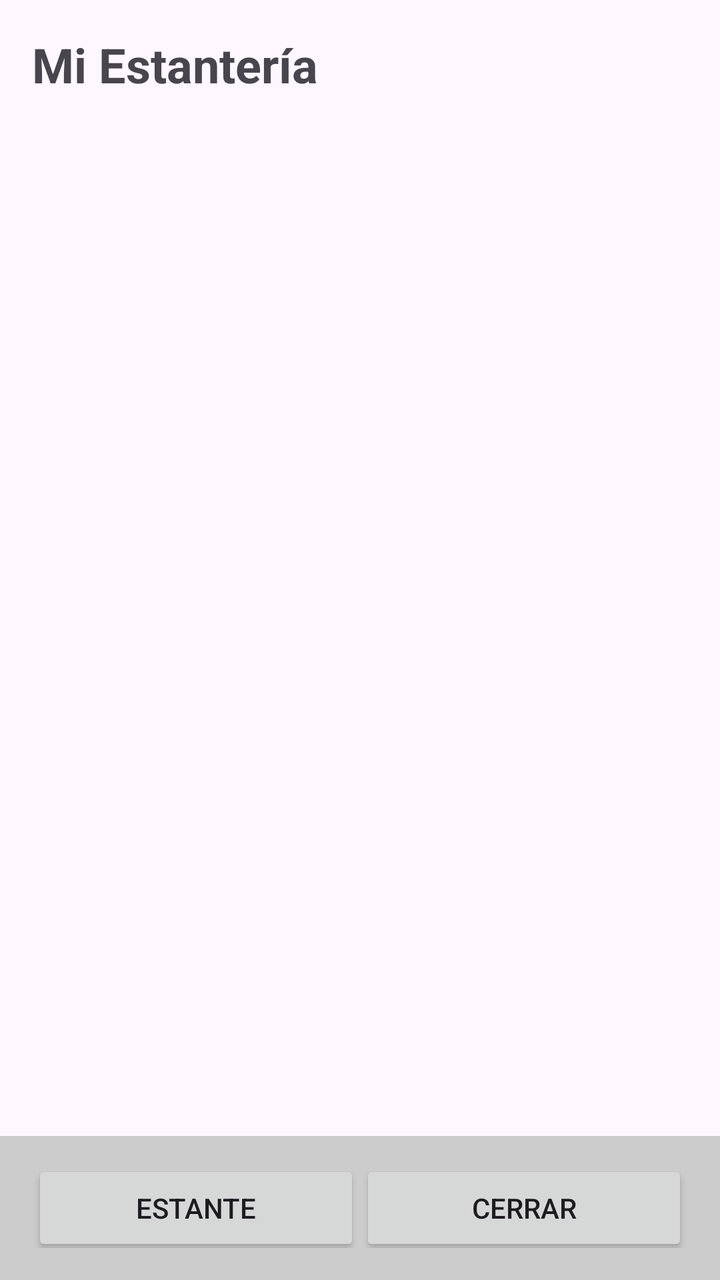
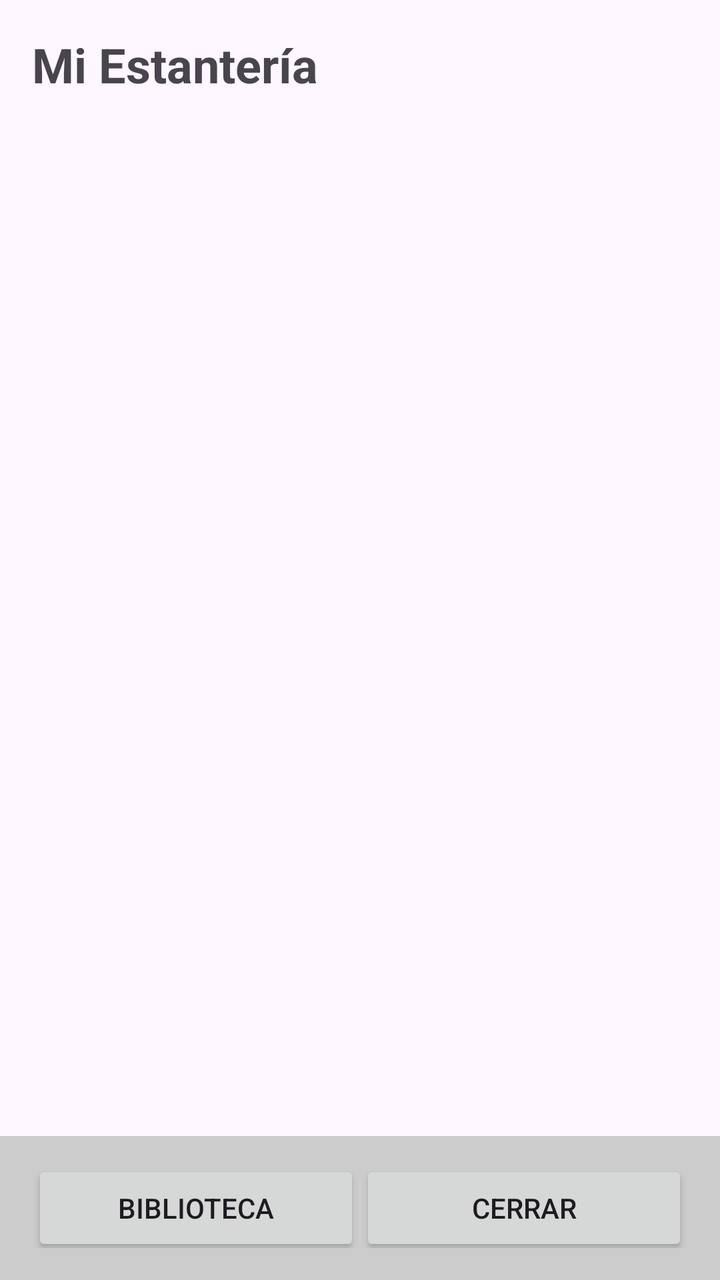

Screens rendered from an Android XML layout before and after an edit, with the pre-edit source and the edit as a unified diff.
<!-- AndroidManifest.xml: application theme Theme.BuscadorLibros -->
<!-- res/layout/activity_estanteria.xml -->
<?xml version="1.0" encoding="utf-8"?>
<androidx.constraintlayout.widget.ConstraintLayout xmlns:android="http://schemas.android.com/apk/res/android"
    xmlns:app="http://schemas.android.com/apk/res-auto"
    xmlns:tools="http://schemas.android.com/tools"
    android:layout_width="match_parent"
    android:layout_height="match_parent"
    tools:context=".EstanteriaActivity">

    <TextView
        android:id="@+id/textViewTitulo"
        android:layout_width="match_parent"
        android:layout_height="wrap_content"
        android:padding="16dp"
        android:text="Mi Estantería"
        android:textAlignment="center"
        android:textSize="24sp"
        android:textStyle="bold"
        app:layout_constraintTop_toTopOf="parent" />

    <androidx.recyclerview.widget.RecyclerView
        android:id="@+id/recyclerViewEstanteria"
        android:layout_width="match_parent"
        android:layout_height="0dp"
        android:clipToPadding="false"
        android:padding="8dp"
        android:contentDescription="Lista de libros en la estantería"
        android:onClick="irAMiEstanteria"
        app:layout_constraintBottom_toBottomOf="parent"
        app:layout_constraintTop_toBottomOf="@id/textViewTitulo"

        tools:ignore="OnClick" />

    <TextView
        android:id="@+id/textoEstanteriaVacia"
        android:layout_width="wrap_content"
        android:layout_height="wrap_content"
        android:padding="16dp"
        android:text="No tienes libros guardados en tu estantería"
        android:textAlignment="center"
        android:textSize="18sp"
        android:visibility="gone"
        app:layout_constraintBottom_toBottomOf="parent"
        app:layout_constraintEnd_toEndOf="parent"
        app:layout_constraintStart_toStartOf="parent"
        app:layout_constraintTop_toBottomOf="@id/textViewTitulo" />

    <LinearLayout
        android:layout_width="match_parent"
        android:layout_height="72dp"
        android:orientation="horizontal"
        android:gravity="center"
        android:padding="16dp"
        android:background="#CCCCCC"
        app:layout_constraintStart_toStartOf="parent"
        app:layout_constraintEnd_toEndOf="parent"
        app:layout_constraintBottom_toBottomOf="parent">




        <Button
            android:id="@+id/botonEstanteria"
            android:layout_width="0dp"
            android:layout_height="48dp"
            android:layout_weight="1"

            android:contentDescription="Ir a Mi Estantería"
            android:text="@string/botonEstanteria"/>
        <Button
            android:id="@+id/botonLaCerrarSesion"
            android:layout_width="0dp"
            android:layout_height="48dp"
            android:layout_weight="1"
            android:contentDescription="Cerrar Sesión"
            android:text="@string/botonLaCerrarSesion"

            />

    </LinearLayout>

</androidx.constraintlayout.widget.ConstraintLayout>
<!-- resources referenced by this layout -->
<resources>
  <string name="botonEstanteria">Estante</string>
  <string name="botonLaCerrarSesion">Cerrar</string>
  <style name="Theme.BuscadorLibros" parent="Base.Theme.BuscadorLibros" />
  <style name="Base.Theme.BuscadorLibros" parent="Theme.Material3.DayNight.NoActionBar">
          
          
      </style>
</resources>

<!-- the commit's change to res/layout/activity_estanteria.xml (unified diff, before → after) -->
@@ -59,13 +59,13 @@
 
 
         <Button
-            android:id="@+id/botonEstanteria"
+            android:id="@+id/botonBiblioteca"
             android:layout_width="0dp"
             android:layout_height="48dp"
             android:layout_weight="1"
 
             android:contentDescription="Ir a Mi Estantería"
-            android:text="@string/botonEstanteria"/>
+            android:text="@string/botonBiblioteca"/>
         <Button
             android:id="@+id/botonLaCerrarSesion"
             android:layout_width="0dp"
<!-- resource entries referenced after the edit -->
@@ -1,6 +1,6 @@
 <!-- resources referenced by this layout -->
 <resources>
-  <string name="botonEstanteria">Estante</string>
+  <string name="botonBiblioteca">Biblioteca</string>
   <string name="botonLaCerrarSesion">Cerrar</string>
   <style name="Theme.BuscadorLibros" parent="Base.Theme.BuscadorLibros" />
   <style name="Base.Theme.BuscadorLibros" parent="Theme.Material3.DayNight.NoActionBar">
